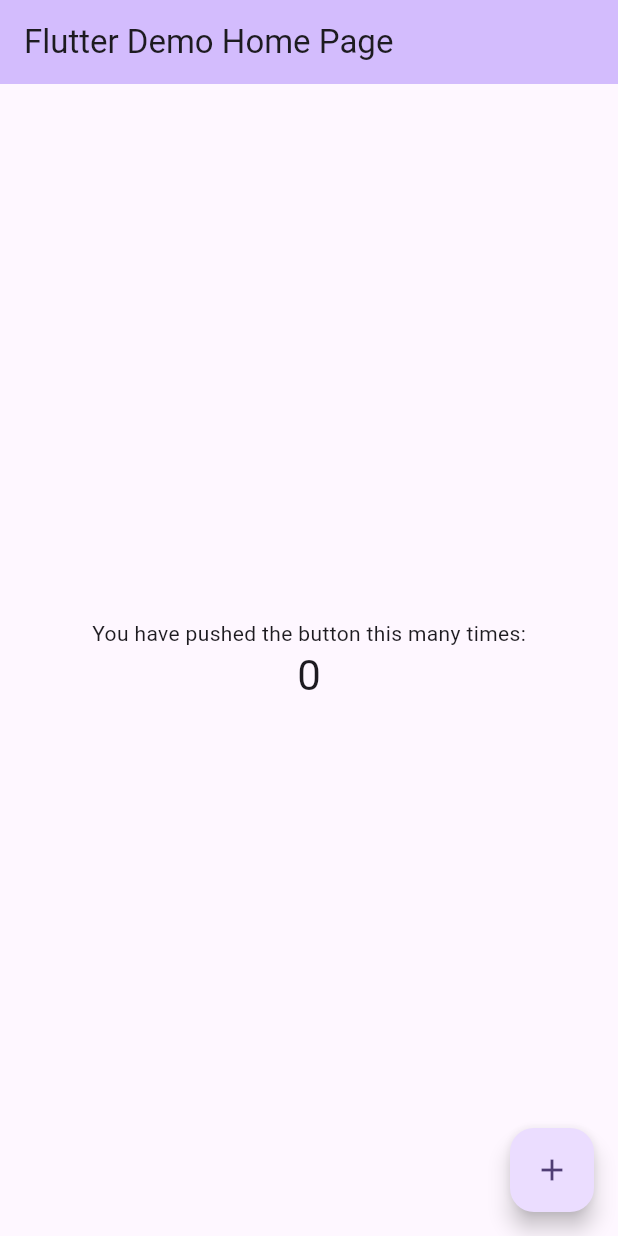
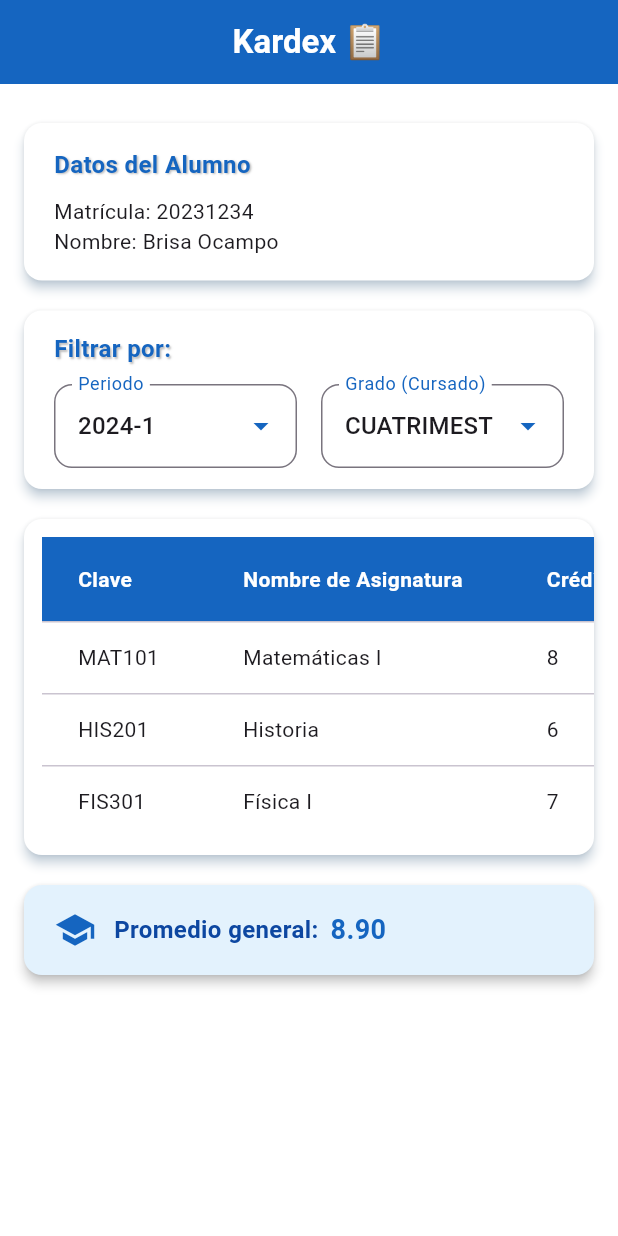
Before and after one commit to triboy91/app_class, a Flutter app: the screen it shows after launch, on a phone screen of 412 x 824 dp. Run offline on Flutter 3.47's test engine with Material 3 defaults, Android fonts, the phone set to English and light mode, and no system bars.

Commit message:
versionUno
Primer push rama equipo 4 Kardex v1, No BD, No Backend

```diff
--- a/App/lib/main.dart
+++ b/App/lib/main.dart
@@ -1,4 +1,5 @@
 import 'package:flutter/material.dart';
+import 'views/kardex_page.dart';
 
 void main() {
   runApp(const MyApp());
@@ -7,116 +8,12 @@ void main() {
 class MyApp extends StatelessWidget {
   const MyApp({super.key});
 
-  // This widget is the root of your application.
   @override
   Widget build(BuildContext context) {
     return MaterialApp(
-      title: 'Flutter Demo',
-      theme: ThemeData(
-        // This is the theme of your application.
-        //
-        // TRY THIS: Try running your application with "flutter run". You'll see
-        // the application has a purple toolbar. Then, without quitting the app,
-        // try changing the seedColor in the colorScheme below to Colors.green
-        // and then invoke "hot reload" (save your changes or press the "hot
-        // reload" button in a Flutter-supported IDE, or press "r" if you used
-        // the command line to start the app).
-        //
-        // Notice that the counter didn't reset back to zero; the application
-        // state is not lost during the reload. To reset the state, use hot
-        // restart instead.
-        //
-        // This works for code too, not just values: Most code changes can be
-        // tested with just a hot reload.
-        colorScheme: ColorScheme.fromSeed(seedColor: Colors.deepPurple),
-      ),
-      home: const MyHomePage(title: 'Flutter Demo Home Page'),
+      title: 'Kardex App',
+      theme: ThemeData(primarySwatch: Colors.blue),
+      home: const KardexPage(),
     );
   }
 }
-
-class MyHomePage extends StatefulWidget {
-  const MyHomePage({super.key, required this.title});
-
-  // This widget is the home page of your application. It is stateful, meaning
-  // that it has a State object (defined below) that contains fields that affect
-  // how it looks.
-
-  // This class is the configuration for the state. It holds the values (in this
-  // case the title) provided by the parent (in this case the App widget) and
-  // used by the build method of the State. Fields in a Widget subclass are
-  // always marked "final".
-
-  final String title;
-
-  @override
-  State<MyHomePage> createState() => _MyHomePageState();
-}
-
-class _MyHomePageState extends State<MyHomePage> {
-  int _counter = 0;
-
-  void _incrementCounter() {
-    setState(() {
-      // This call to setState tells the Flutter framework that something has
-      // changed in this State, which causes it to rerun the build method below
-      // so that the display can reflect the updated values. If we changed
-      // _counter without calling setState(), then the build method would not be
-      // called again, and so nothing would appear to happen.
-      _counter++;
-    });
-  }
-
-  @override
-  Widget build(BuildContext context) {
-    // This method is rerun every time setState is called, for instance as done
-    // by the _incrementCounter method above.
-    //
-    // The Flutter framework has been optimized to make rerunning build methods
-    // fast, so that you can just rebuild anything that needs updating rather
-    // than having to individually change instances of widgets.
-    return Scaffold(
-      appBar: AppBar(
-        // TRY THIS: Try changing the color here to a specific color (to
-        // Colors.amber, perhaps?) and trigger a hot reload to see the AppBar
-        // change color while the other colors stay the same.
-        backgroundColor: Theme.of(context).colorScheme.inversePrimary,
-        // Here we take the value from the MyHomePage object that was created by
-        // the App.build method, and use it to set our appbar title.
-        title: Text(widget.title),
-      ),
-      body: Center(
-        // Center is a layout widget. It takes a single child and positions it
-        // in the middle of the parent.
-        child: Column(
-          // Column is also a layout widget. It takes a list of children and
-          // arranges them vertically. By default, it sizes itself to fit its
-          // children horizontally, and tries to be as tall as its parent.
-          //
-          // Column has various properties to control how it sizes itself and
-          // how it positions its children. Here we use mainAxisAlignment to
-          // center the children vertically; the main axis here is the vertical
-          // axis because Columns are vertical (the cross axis would be
-          // horizontal).
-          //
-          // TRY THIS: Invoke "debug painting" (choose the "Toggle Debug Paint"
-          // action in the IDE, or press "p" in the console), to see the
-          // wireframe for each widget.
-          mainAxisAlignment: MainAxisAlignment.center,
-          children: <Widget>[
-            const Text('You have pushed the button this many times:'),
-            Text(
-              '$_counter',
-              style: Theme.of(context).textTheme.headlineMedium,
-            ),
-          ],
-        ),
-      ),
-      floatingActionButton: FloatingActionButton(
-        onPressed: _incrementCounter,
-        tooltip: 'Increment',
-        child: const Icon(Icons.add),
-      ), // This trailing comma makes auto-formatting nicer for build methods.
-    );
-  }
-}
--- /dev/null
+++ b/App/lib/models/kardex_model.dart
@@ -0,0 +1,17 @@
+class KardexModel {
+  final String clave;
+  final String nombre;
+  final int creditos;
+  final String tipo;
+  final String estado;
+  final double calificacion;
+
+  KardexModel({
+    required this.clave,
+    required this.nombre,
+    required this.creditos,
+    required this.tipo,
+    required this.estado,
+    required this.calificacion,
+  });
+}
--- /dev/null
+++ b/App/lib/views/kardex_page.dart
@@ -0,0 +1,63 @@
+import 'package:flutter/material.dart';
+import '../models/kardex_model.dart';
+import '../widgets/kardex_header.dart';
+import '../widgets/kardex_filter.dart';
+import '../widgets/kardex_table.dart';
+import '../widgets/kardex_promedio.dart';
+
+class KardexPage extends StatefulWidget {
+  const KardexPage({Key? key}) : super(key: key);
+
+  @override
+  State<KardexPage> createState() => _KardexPageState();
+}
+
+class _KardexPageState extends State<KardexPage> {
+  String periodo = '2024-1';
+  String cuatrimestre = 'CUATRIMESTRE 1';
+
+  List<KardexModel> datos = [
+    KardexModel(clave: 'MAT101', nombre: 'Matemáticas I', creditos: 8, tipo: 'Obligatoria', estado: 'Aprobada', calificacion: 9.0),
+    KardexModel(clave: 'HIS201', nombre: 'Historia', creditos: 6, tipo: 'Obligatoria', estado: 'Aprobada', calificacion: 8.5),
+    KardexModel(clave: 'FIS301', nombre: 'Física I', creditos: 7, tipo: 'Obligatoria', estado: 'Aprobada', calificacion: 9.2),
+  ];
+
+  double calcularPromedio() {
+    if (datos.isEmpty) return 0.0;
+    double suma = datos.fold(0, (prev, element) => prev + element.calificacion);
+    return suma / datos.length;
+  }
+
+  @override
+  Widget build(BuildContext context) {
+    return Scaffold(
+      backgroundColor: Colors.white, // fondo blanco
+      appBar: AppBar(
+        backgroundColor: const Color(0xFF1565C0),
+        title: const Text(
+          'Kardex 📋',
+          style: TextStyle(fontSize: 22, fontWeight: FontWeight.bold, color: Colors.white),
+        ),
+        centerTitle: true,
+      ),
+      body: ListView(
+        children: [
+          const SizedBox(height: 16),
+          const KardexHeader(
+            nombre: 'Brisa Ocampo',
+            matricula: '20231234',
+            carrera: 'Ing. en Sistemas',
+          ),
+          KardexFilter(
+            periodo: periodo,
+            cuatrimestre: cuatrimestre,
+            onPeriodoChange: (value) => setState(() => periodo = value),
+            onCuatrimestreChange: (value) => setState(() => cuatrimestre = value),
+          ),
+          KardexTable(datos: datos),
+          KardexPromedio(promedio: calcularPromedio()),
+        ],
+      ),
+    );
+  }
+}
--- /dev/null
+++ b/App/lib/widgets/kardex_filter.dart
@@ -0,0 +1,110 @@
+import 'package:flutter/material.dart';
+
+class KardexFilter extends StatelessWidget {
+  final String periodo;
+  final String cuatrimestre;
+  final ValueChanged<String>? onPeriodoChange;
+  final ValueChanged<String>? onCuatrimestreChange;
+
+  const KardexFilter({
+    Key? key,
+    required this.periodo,
+    required this.cuatrimestre,
+    this.onPeriodoChange,
+    this.onCuatrimestreChange,
+  }) : super(key: key);
+
+  @override
+  Widget build(BuildContext context) {
+    return Card(
+      elevation: 3,
+      color: Colors.white,
+      shadowColor: Colors.blue.shade100,
+      shape: RoundedRectangleBorder(
+        borderRadius: BorderRadius.circular(12),
+      ),
+      margin: const EdgeInsets.symmetric(horizontal: 16, vertical: 10),
+      child: Padding(
+        padding: const EdgeInsets.symmetric(horizontal: 20, vertical: 14),
+        child: Column(
+          crossAxisAlignment: CrossAxisAlignment.start,
+          children: [
+            const Text(
+              'Filtrar por:',
+              style: TextStyle(
+                fontSize: 16,
+                fontWeight: FontWeight.bold,
+                color: Color(0xFF1565C0), // azul vibrante
+                shadows: [
+                  Shadow(
+                    color: Colors.black26,
+                    offset: Offset(1, 1),
+                    blurRadius: 1,
+                  ),
+                ],
+              ),
+            ),
+            const SizedBox(height: 12),
+            Row(
+              children: [
+                Expanded(
+                  child: DropdownButtonFormField<String>(
+                    value: periodo,
+                    isExpanded: true,
+                    iconEnabledColor: Color(0xFF1565C0),
+                    decoration: const InputDecoration(
+                      labelText: 'Periodo',
+                      labelStyle: TextStyle(color: Color(0xFF1565C0)),
+                      border: OutlineInputBorder(
+                        borderRadius: BorderRadius.all(Radius.circular(12)),
+                      ),
+                    ),
+                    items: ['2021-1', '2022-1', '2023-2', '2024-1']
+                        .map((p) => DropdownMenuItem(
+                      value: p,
+                      child: Text(p),
+                    ))
+                        .toList(),
+                    onChanged: (value) => onPeriodoChange?.call(value!),
+                  ),
+                ),
+                const SizedBox(width: 16),
+                Expanded(
+                  child: DropdownButtonFormField<String>(
+                    value: cuatrimestre,
+                    isExpanded: true,
+                    iconEnabledColor: Color(0xFF1565C0),
+                    decoration: const InputDecoration(
+                      labelText: 'Grado (Cursado)',
+                      labelStyle: TextStyle(color: Color(0xFF1565C0)),
+                      border: OutlineInputBorder(
+                        borderRadius: BorderRadius.all(Radius.circular(12)),
+                      ),
+                    ),
+                    items: [
+                      'CUATRIMESTRE 1',
+                      'CUATRIMESTRE 2',
+                      'CUATRIMESTRE 3',
+                      'CUATRIMESTRE 4',
+                      'CUATRIMESTRE 5',
+                      'CUATRIMESTRE 6',
+                      'CUATRIMESTRE 7',
+                      'CUATRIMESTRE 8',
+                      'CUATRIMESTRE 9',
+                    ]
+                        .map((g) => DropdownMenuItem(
+                      value: g,
+                      child: Text(g),
+                    ))
+                        .toList(),
+                    onChanged: (value) => onCuatrimestreChange?.call(value!),
+                  ),
+                ),
+              ],
+            ),
+          ],
+        ),
+      ),
+    );
+  }
+}
--- /dev/null
+++ b/App/lib/widgets/kardex_header.dart
@@ -0,0 +1,60 @@
+import 'package:flutter/material.dart';
+
+class KardexHeader extends StatelessWidget {
+  final String matricula;
+  final String nombre;
+  final String carrera;
+
+  const KardexHeader({
+    Key? key,
+    required this.matricula,
+    required this.nombre,
+    required this.carrera,
+
+  }) : super(key: key);
+
+  @override
+  Widget build(BuildContext context) {
+    return Card(
+      elevation: 3,
+      color: Colors.white,
+      shadowColor: Colors.blue.shade100,
+      shape: RoundedRectangleBorder(
+        borderRadius: BorderRadius.circular(12),
+      ),
+      margin: const EdgeInsets.symmetric(horizontal: 16, vertical: 10),
+      child: Padding(
+        padding: const EdgeInsets.symmetric(horizontal: 20, vertical: 16),
+        child: Column(
+          crossAxisAlignment: CrossAxisAlignment.start,
+          children: [
+            const Text(
+              'Datos del Alumno',
+              style: TextStyle(
+                fontSize: 16,
+                fontWeight: FontWeight.bold,
+                color: Color(0xFF1565C0), // azul vibrante
+                shadows: [
+                  Shadow(
+                    color: Colors.black26,
+                    offset: Offset(1, 1),
+                    blurRadius: 1,
+                  ),
+                ],
+              ),
+            ),
+            const SizedBox(height: 10),
+            Text(
+              'Matrícula: $matricula',
+              style: const TextStyle(fontSize: 14),
+            ),
+            Text(
+              'Nombre: $nombre',
+              style: const TextStyle(fontSize: 14),
+            ),
+          ],
+        ),
+      ),
+    );
+  }
+}
--- /dev/null
+++ b/App/lib/widgets/kardex_promedio.dart
@@ -0,0 +1,43 @@
+import 'package:flutter/material.dart';
+
+class KardexPromedio extends StatelessWidget {
+  final double promedio;
+
+  const KardexPromedio({Key? key, required this.promedio}) : super(key: key);
+
+  @override
+  Widget build(BuildContext context) {
+    return Card(
+      elevation: 3,
+      color: Colors.blue.shade50,
+      shape: RoundedRectangleBorder(borderRadius: BorderRadius.circular(12)),
+      margin: const EdgeInsets.symmetric(horizontal: 16, vertical: 10),
+      child: Padding(
+        padding: const EdgeInsets.symmetric(horizontal: 20, vertical: 16),
+        child: Row(
+          children: [
+            const Icon(Icons.school, color: Color(0xFF1565C0), size: 28),
+            const SizedBox(width: 12),
+            Text(
+              'Promedio general:',
+              style: TextStyle(
+                fontSize: 16,
+                fontWeight: FontWeight.w600,
+                color: Colors.blue.shade900,
+              ),
+            ),
+            const SizedBox(width: 8),
+            Text(
+              promedio.toStringAsFixed(2),
+              style: const TextStyle(
+                fontSize: 18,
+                fontWeight: FontWeight.bold,
+                color: Color(0xFF1565C0),
+              ),
+            ),
+          ],
+        ),
+      ),
+    );
+  }
+}
--- /dev/null
+++ b/App/lib/widgets/kardex_table.dart
@@ -0,0 +1,48 @@
+import 'package:flutter/material.dart';
+import '../models/kardex_model.dart';
+
+class KardexTable extends StatelessWidget {
+  final List<KardexModel> datos;
+
+  const KardexTable({Key? key, required this.datos}) : super(key: key);
+
+  @override
+  Widget build(BuildContext context) {
+    return Card(
+      elevation: 3,
+      color: Colors.white,
+      shadowColor: Colors.blue.shade100,
+      shape: RoundedRectangleBorder(borderRadius: BorderRadius.circular(12)),
+      margin: const EdgeInsets.symmetric(horizontal: 16, vertical: 10),
+      child: SingleChildScrollView(
+        scrollDirection: Axis.horizontal,
+        padding: const EdgeInsets.all(12),
+        child: DataTable(
+          headingRowColor: MaterialStateProperty.all(const Color(0xFF1565C0)), // azul vibrante
+          headingTextStyle: const TextStyle(
+            color: Colors.white,
+            fontWeight: FontWeight.bold,
+          ),
+          columns: const [
+            DataColumn(label: Text('Clave')),
+            DataColumn(label: Text('Nombre de Asignatura')),
+            DataColumn(label: Text('Créditos')),
+            DataColumn(label: Text('Tipo')),
+            DataColumn(label: Text('Estado')),
+            DataColumn(label: Text('Calificación')),
+          ],
+          rows: datos.map((dato) {
+            return DataRow(cells: [
+              DataCell(Text(dato.clave)),
+              DataCell(Text(dato.nombre)),
+              DataCell(Text('${dato.creditos}')),
+              DataCell(Text(dato.tipo)),
+              DataCell(Text(dato.estado)),
+              DataCell(Text('${dato.calificacion}')),
+            ]);
+          }).toList(),
+        ),
+      ),
+    );
+  }
+}
```
Also changed, not shown: App/pubspec.yaml (+8 -7 lines), App/pubspec.lock, 73 other files.
